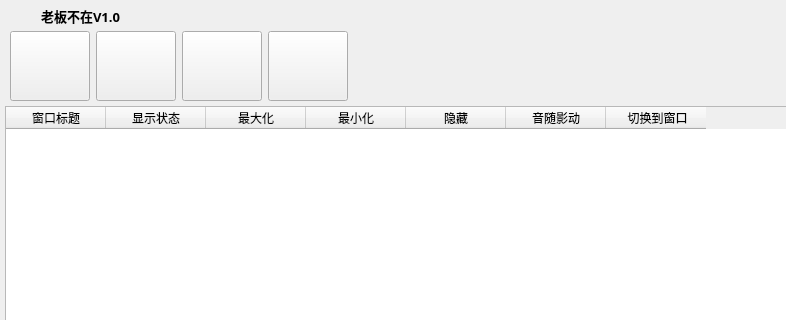
Above: OneKeyHide/ui/onekeyhide.ui from BiteBit/OneKeyHide before the change; both pictures show x 0 to 786 and y 0 to 320 of the 909 by 545 pixel window. Below: the same form after it.
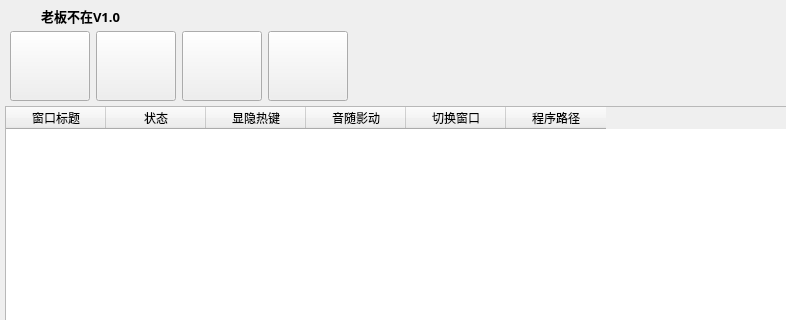
That is the form after the change.

Commit message: 去除最大化最小化 完善程序 添加制作安装包 添加制作许可

```diff
--- a/OneKeyHide/ui/onekeyhide.ui
+++ b/OneKeyHide/ui/onekeyhide.ui
@@ -425,22 +425,12 @@
          </column>
          <column>
           <property name="text">
-           <string>显示状态</string>
+           <string>状态</string>
           </property>
          </column>
          <column>
           <property name="text">
-           <string>最大化</string>
-          </property>
-         </column>
-         <column>
-          <property name="text">
-           <string>最小化</string>
-          </property>
-         </column>
-         <column>
-          <property name="text">
-           <string>隐藏</string>
+           <string>显隐热键</string>
           </property>
          </column>
          <column>
@@ -450,7 +440,12 @@
          </column>
          <column>
           <property name="text">
-           <string> 切换到窗口</string>
+           <string>切换窗口</string>
+          </property>
+         </column>
+         <column>
+          <property name="text">
+           <string>程序路径</string>
           </property>
          </column>
         </widget>
```
The commit also changes 18 other files.
